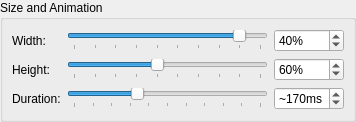
The window that config/windowsettings.ui (KDE/notably) describes before a commit, drawn with Qt 5.
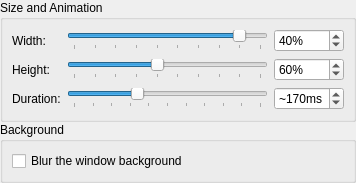
The same window after the commit.

Commit message: Add an option in the settings to configure Background blurring

The edit to the form file:
```diff
--- a/config/windowsettings.ui
+++ b/config/windowsettings.ui
@@ -18,7 +18,7 @@
     <number>0</number>
    </property>
    <item>
-    <widget class="QGroupBox" name="groupBox_2">
+    <widget class="QGroupBox" name="groupBox_1">
      <property name="title">
       <string comment="@title:group">Size and Animation</string>
      </property>
@@ -187,7 +187,24 @@
    </layout>
    </widget>
    </item>
-   
+
+   <item>
+    <widget class="QGroupBox" name="groupBox_2">
+        <property name="title">
+            <string comment="@title:group">Background</string>
+        </property>
+        <layout class="QGridLayout">
+            <item row="0" column="0" colspan="2">
+                <widget class="QCheckBox" name="kcfg_BlurBackground">
+                    <property name="text">
+                        <string comment="@option:check">Blur the window background</string>
+                    </property>
+                </widget>
+            </item>
+        </layout>
+    </widget>
+   </item>
+
    <item>
     <spacer>
      <property name="orientation">
```
Left out of the diff: 2 changed lines with no effect on the pictures.
